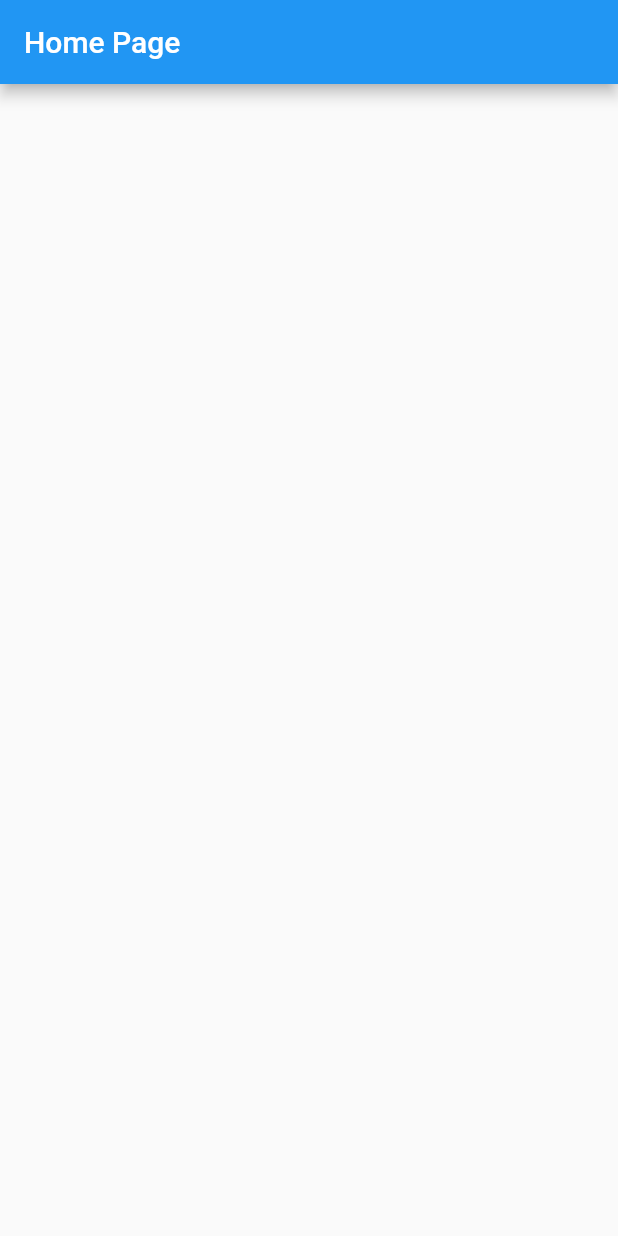
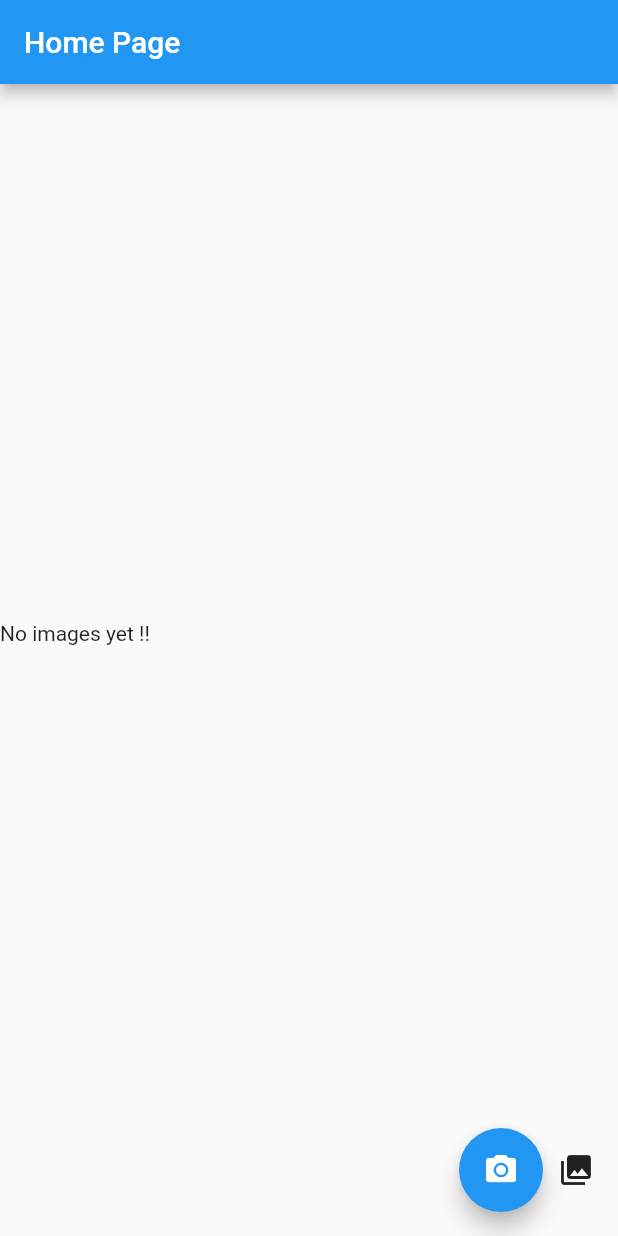
Before and after one commit to AMG2001/Udemy_projects_Course, a Flutter app: the screen it shows after launch, on a phone screen of 412 x 824 dp. Run offline on Flutter 3.47's test engine with Material 2 defaults, Android fonts, the phone set to English and light mode, and no system bars; our stand-ins replace gallery_saver, image_picker.

Commit message:
camera app finished

```diff
--- a/udemy_projects_course_section_10/camera_project/lib/main.dart
+++ b/udemy_projects_course_section_10/camera_project/lib/main.dart
@@ -11,7 +11,7 @@ class CameraApp extends StatelessWidget {
 
   @override
   Widget build(BuildContext context) {
-    return const MaterialApp(
+    return  MaterialApp(
       title: "Camera App",
       home: HomePage(),
       debugShowCheckedModeBanner:  false,
--- a/udemy_projects_course_section_10/camera_project/lib/pages/home_page/home_page.dart
+++ b/udemy_projects_course_section_10/camera_project/lib/pages/home_page/home_page.dart
@@ -1,13 +1,98 @@
+import 'dart:io';
+
+import 'package:gallery_saver/gallery_saver.dart';
 import 'package:flutter/material.dart';
+import 'package:image_picker/image_picker.dart';
 
-class HomePage extends StatelessWidget {
-  const HomePage({Key? key}) : super(key: key);
+class HomePage extends StatefulWidget {
+  @override
+  State<HomePage> createState() => _HomePageState();
+}
+
+class _HomePageState extends State<HomePage> {
+  XFile? _image;
+  String? _imageName;
 
   @override
   Widget build(BuildContext context) {
     return Scaffold(
+      floatingActionButton: Row(
+        mainAxisSize: MainAxisSize.min,
+        children: [
+          /**
+           * Take image from Camera
+           */
+          FloatingActionButton(
+            onPressed: () async {
+              XFile? image;
+
+              await ImagePicker()
+                  .pickImage(source: ImageSource.camera)
+                  .then((value) => image = value);
+              await saveImageOnDevice(File(_image!.path));
+              setState(() {
+                /**
+                 * Assign Camera to camera class Object
+                 */
+                _image = image!;
+                /**
+                   * Get the path of the camera
+                   */
+                _imageName = image!.path;
+              });
+            },
+            child: Icon(Icons.camera_alt),
+          ),
+          SizedBox(width: 10),
+          /**
+           * Take image from Gallery
+           */
+          GestureDetector(
+            onTap: () async {
+              XFile? image;
+              await ImagePicker()
+                  .pickImage(source: ImageSource.gallery)
+                  .then((value) {
+                image = value;
+              });
+              await saveImageOnDevice(File(_image!.path)).then(
+                (value) => print("Saveing Image Done !!"),
+              );
+
+              setState(() {
+                /**
+                 * Assign Camera to camera class Object
+                 */
+                _image = image!;
+                /**
+                   * Get the path of the camera
+                   */
+                _imageName = image!.path;
+              });
+            },
+            child: Icon(Icons.photo_library),
+          ),
+        ],
+      ),
       appBar: AppBar(title: const Text("Home Page")),
-      body: SafeArea(child: Container()),
+      body: SafeArea(
+        child: Column(
+          crossAxisAlignment: CrossAxisAlignment.stretch,
+          mainAxisAlignment: MainAxisAlignment.center,
+          children: [
+            _image == null
+                ? Text("No images yet !!")
+                : Image.file(File(_image!.path)),
+            SizedBox(height: 20),
+            _imageName == null ? Text("") : Text(_imageName!),
+          ],
+        ),
+      ),
     );
   }
+
+  Future<void> saveImageOnDevice(File image) async {
+    await GallerySaver.saveImage(image.path);
+    print("Images Saved Successfully !!");
+  }
 }
```
Also changed, not shown: udemy_projects_course_section_10/camera_project/pubspec.yaml (+6 -17 lines), udemy_projects_course_section_10/camera_project/pubspec.lock, 4 other files.
